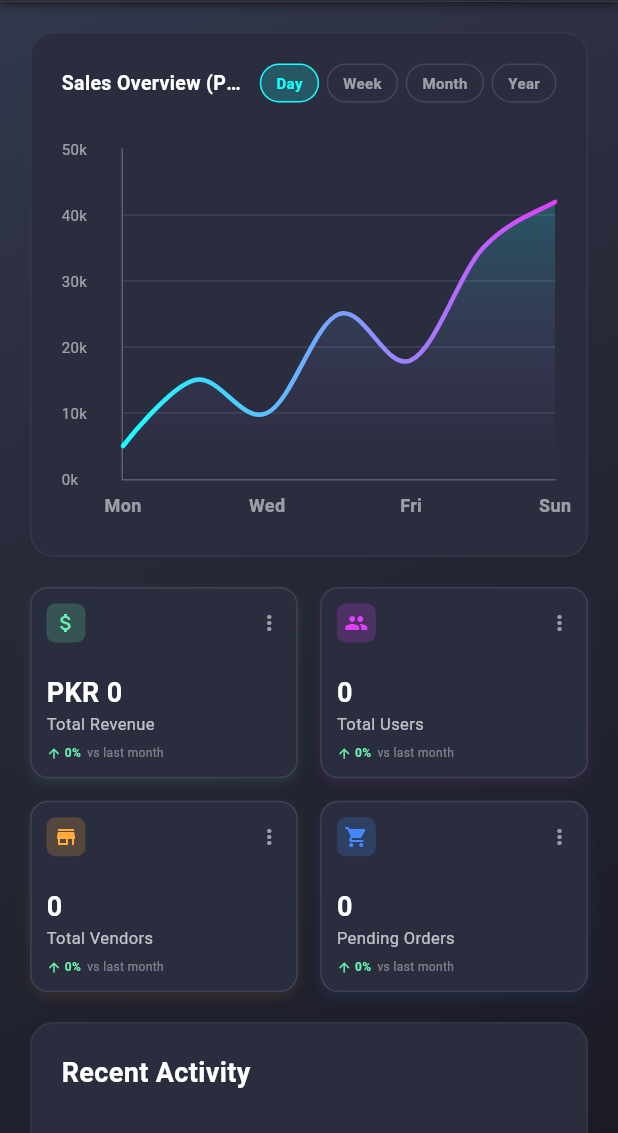
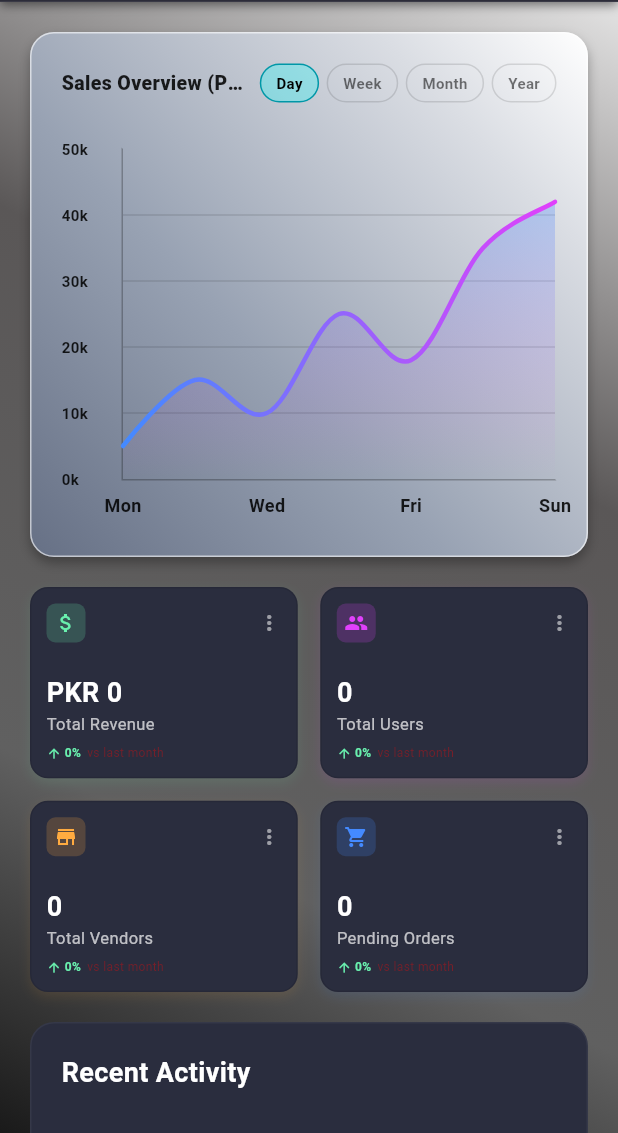
Before and after one commit to BlackA07/marvellous_admin, a Flutter app: the MainLayoutScreen screen opened by its route, on a phone screen of 412 x 824 dp, the part 103-1236 px from its top. Run offline on Flutter 3.47's test engine with Material 3 defaults, Android fonts, the phone set to English and light mode, and no system bars; drawn by our look-alikes of badges, fl_chart; our stand-ins replace cloud_firestore, country_code_picker, firebase_auth, firebase_core, flutter_riverpod, fpdart and 3 more; accounts and stored records are empty; Roboto replaces fonts that are missing (Comic Neue, Comic Sans MS).

Commit message:
little UI

```diff
--- a/lib/features/dashboard/presentation/widgets/sales_chart_card.dart
+++ b/lib/features/dashboard/presentation/widgets/sales_chart_card.dart
@@ -13,13 +13,34 @@ class SalesChartCard extends StatelessWidget {
     double width = MediaQuery.of(context).size.width;
     bool isDesktop = width > 1100;
 
+    // Metallic Gradient from TextField
+    const faceGradient = LinearGradient(
+      begin: Alignment.topRight,
+      end: Alignment.bottomLeft,
+      colors: [
+        Colors.white, // Top Highlight
+        Color.fromARGB(255, 218, 221, 227), // Light Silver
+        Color(0xFF98A2B3), // Darker Silver
+        Color(0xFF667085), // Shadow Base
+      ],
+      stops: [0.0, 0.2, 0.6, 1.0],
+    );
+
     return Container(
       height: 350,
       padding: const EdgeInsets.all(20),
       decoration: BoxDecoration(
-        color: const Color(0xFF2A2D3E),
+        // Applied Gradient Here
+        gradient: faceGradient,
         borderRadius: BorderRadius.circular(16),
-        border: Border.all(color: Colors.white.withOpacity(0.05)),
+        border: Border.all(color: Colors.white.withOpacity(0.6)),
+        boxShadow: [
+          BoxShadow(
+            color: Colors.black.withOpacity(0.3),
+            offset: const Offset(0, 4),
+            blurRadius: 6,
+          ),
+        ],
       ),
       child: Column(
         crossAxisAlignment: CrossAxisAlignment.start,
@@ -32,9 +53,10 @@ class SalesChartCard extends StatelessWidget {
                   "Sales Overview (PKR)",
                   style: TextStyle(
                     fontFamily: 'Comic Sans MS',
-                    color: Colors.white,
+                    color: Colors.black87, // Font Black
                     fontSize: isDesktop ? 16 : 13,
-                    fontWeight: FontWeight.bold,
+                    fontWeight:
+                        FontWeight.w900, // Thora aur bold metallic look k liye
                   ),
                   overflow: TextOverflow.ellipsis,
                 ),
@@ -56,23 +78,24 @@ class SalesChartCard extends StatelessWidget {
                             vertical: 5,
                           ),
                           decoration: BoxDecoration(
+                            // Selected: Cyan bg, Unselected: Transparent
                             color: isSelected
-                                ? Colors.cyanAccent.withOpacity(0.2)
+                                ? Colors.cyanAccent.withOpacity(0.3)
                                 : Colors.transparent,
                             borderRadius: BorderRadius.circular(20),
                             border: Border.all(
                               color: isSelected
-                                  ? Colors.cyanAccent
-                                  : Colors.white12,
+                                  ? Colors
+                                        .cyan[700]! // Darker border for visibility
+                                  : Colors.black12,
                             ),
                           ),
                           child: Text(
                             filter,
                             style: TextStyle(
                               fontFamily: 'Comic Sans MS',
-                              color: isSelected
-                                  ? Colors.cyanAccent
-                                  : Colors.white54,
+                              // Font Black
+                              color: isSelected ? Colors.black : Colors.black54,
                               fontSize: isDesktop ? 13 : 10,
                               fontWeight: FontWeight.bold,
                             ),
@@ -95,7 +118,8 @@ class SalesChartCard extends StatelessWidget {
                   show: true,
                   drawVerticalLine: false,
                   getDrawingHorizontalLine: (value) {
-                    return FlLine(color: Colors.white10, strokeWidth: 1);
+                    // Grid lines dark taake silver pe dikhen
+                    return FlLine(color: Colors.black12, strokeWidth: 1);
                   },
                 ),
                 titlesData: FlTitlesData(
@@ -113,7 +137,7 @@ class SalesChartCard extends StatelessWidget {
                       interval: 1,
                       getTitlesWidget: (value, meta) {
                         const style = TextStyle(
-                          color: Colors.white54,
+                          color: Colors.black87, // Font Black
                           fontWeight: FontWeight.bold,
                           fontSize: 12,
                         );
@@ -134,10 +158,9 @@ class SalesChartCard extends StatelessWidget {
                           default:
                             return Container();
                         }
-                        // FIX: Updated SideTitleWidget usage
                         return SideTitleWidget(
+                          meta: meta, // Updated for newer fl_chart
                           space: 8.0,
-                          meta: meta, // Required parameter passed here
                           child: Text(text, style: style),
                         );
                       },
@@ -151,8 +174,9 @@ class SalesChartCard extends StatelessWidget {
                         return Text(
                           "${(value / 1000).toStringAsFixed(0)}k",
                           style: const TextStyle(
-                            color: Colors.white54,
+                            color: Colors.black87, // Font Black
                             fontSize: 10,
+                            fontWeight: FontWeight.bold,
                           ),
                         );
                       },
@@ -162,10 +186,10 @@ class SalesChartCard extends StatelessWidget {
                 ),
                 borderData: FlBorderData(
                   show: true,
-                  // L-Shape Border (Bottom and Left only)
+                  // L-Shape Border Dark
                   border: const Border(
-                    bottom: BorderSide(color: Colors.white24, width: 1),
-                    left: BorderSide(color: Colors.white24, width: 1),
+                    bottom: BorderSide(color: Colors.black26, width: 1),
+                    left: BorderSide(color: Colors.black26, width: 1),
                     top: BorderSide(color: Colors.transparent),
                     right: BorderSide(color: Colors.transparent),
                   ),
@@ -173,7 +197,7 @@ class SalesChartCard extends StatelessWidget {
                 minX: 0,
                 maxX: 6,
                 minY: 0,
-                maxY: 50000, // Dynamic max logic can be added
+                maxY: 50000,
                 lineBarsData: [
                   LineChartBarData(
                     spots: const [
@@ -186,8 +210,9 @@ class SalesChartCard extends StatelessWidget {
                       FlSpot(6, 42000),
                     ],
                     isCurved: true,
+                    // Line Gradient thora dark kiya taake silver pe shine kare
                     gradient: const LinearGradient(
-                      colors: [Colors.cyanAccent, Colors.purpleAccent],
+                      colors: [Colors.blueAccent, Colors.purpleAccent],
                     ),
                     barWidth: 3,
                     isStrokeCapRound: true,
@@ -196,7 +221,7 @@ class SalesChartCard extends StatelessWidget {
                       show: true,
                       gradient: LinearGradient(
                         colors: [
-                          Colors.cyanAccent.withOpacity(0.2),
+                          Colors.blueAccent.withOpacity(0.3),
                           Colors.purpleAccent.withOpacity(0.0),
                         ],
                         begin: Alignment.topCenter,
--- a/lib/features/dashboard/presentation/widgets/stat_summary_card.dart
+++ b/lib/features/dashboard/presentation/widgets/stat_summary_card.dart
@@ -45,7 +45,7 @@ class _StatSummaryCardState extends State<StatSummaryCard> {
           border: Border.all(
             color: isHovered
                 ? widget.info.color.withOpacity(0.5)
-                : Colors.white.withOpacity(0.1),
+                : const Color.fromARGB(255, 0, 0, 0).withOpacity(0.1),
           ),
         ),
         child: Column(
@@ -139,7 +139,7 @@ class _StatSummaryCardState extends State<StatSummaryCard> {
                     "vs last month",
                     style: TextStyle(
                       fontFamily: 'Comic Sans MS',
-                      color: Colors.white38,
+                      color: const Color.fromARGB(97, 245, 6, 6),
                       fontSize: isDesktop ? 11 : 8,
                     ),
                   ),
--- a/lib/features/layout/presentation/screens/main_layout_screen.dart
+++ b/lib/features/layout/presentation/screens/main_layout_screen.dart
@@ -24,7 +24,7 @@ class MainLayoutScreen extends ConsumerWidget {
       drawer: !isDesktop
           ? const Drawer(
               width: 260,
-              backgroundColor: Colors.transparent,
+              backgroundColor: Color.fromARGB(0, 128, 124, 124),
               child: AdminDrawer(),
             )
           : null,
@@ -32,10 +32,15 @@ class MainLayoutScreen extends ConsumerWidget {
       body: Container(
         decoration: const BoxDecoration(
           gradient: LinearGradient(
-            begin: Alignment.topLeft,
-            end: Alignment.bottomRight,
-            colors: [Color(0xFF353A50), Color(0xFF252836), Color(0xFF1B1B26)],
-            stops: [0.0, 0.5, 1.0],
+            begin: Alignment.topRight,
+            end: Alignment.bottomLeft,
+            colors: [
+              Colors.white,
+              Color.fromARGB(255, 90, 87, 87),
+              Color(0xFF606060),
+              Color(0xFF1A1A1A),
+            ],
+            stops: [0.0, 0.4, 0.75, 1.0],
           ),
         ),
         child: Row(
```
